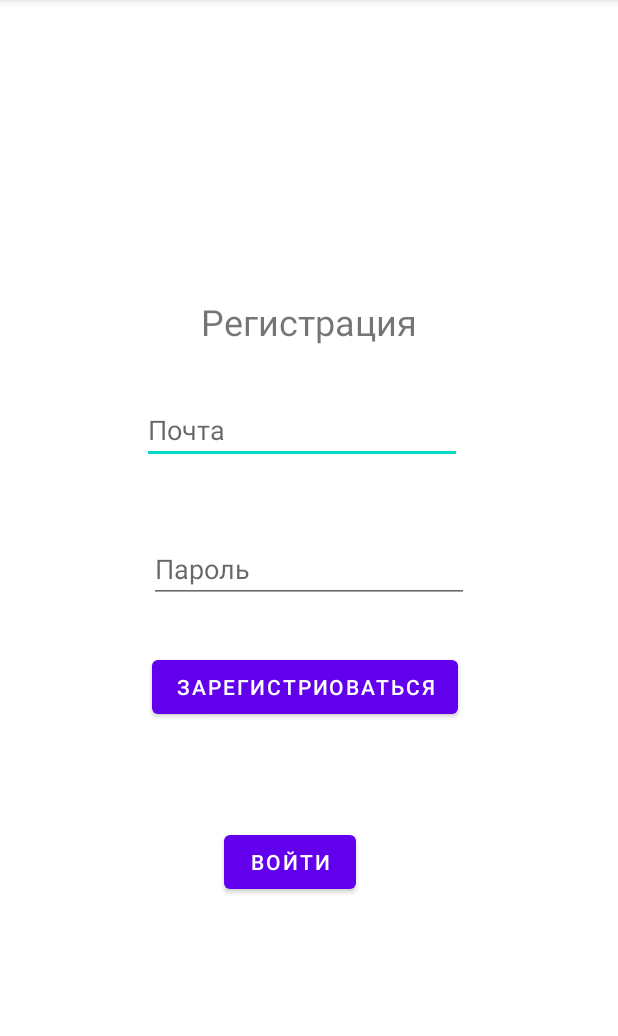
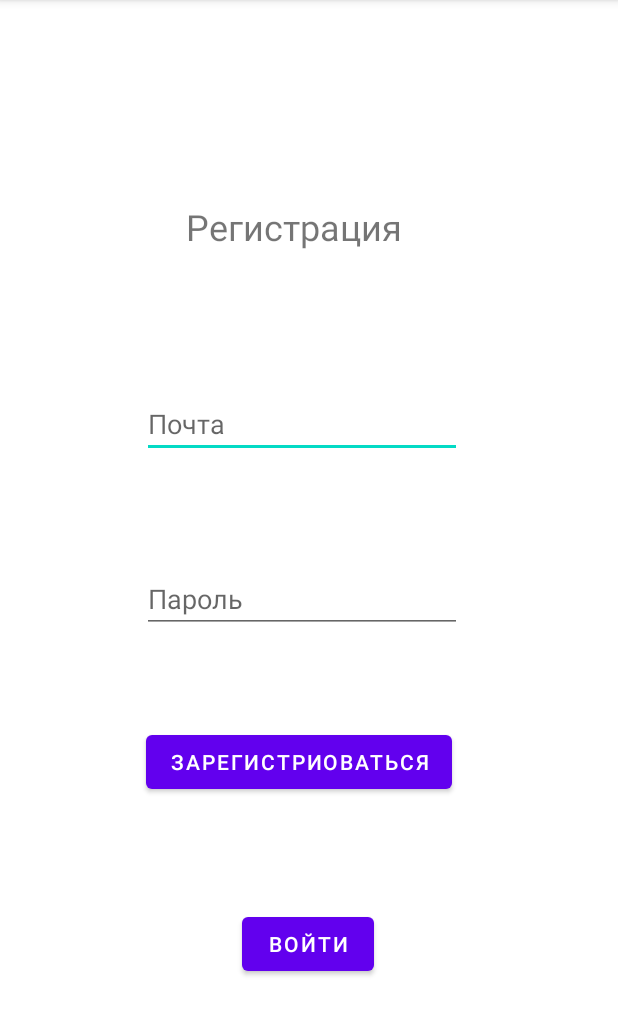
Before and after one commit to RimaMashiro/RimAndroidEng, an Android app: the fragment RegistrationFragment shown on its own in the app's theme, on a phone screen of 412 x 824 dp, the part 84-1120 px from its top. Run offline under Robolectric (Android 15) with nearby library versions, the phone set to English and light mode, and no system bars; 1 statement that could not run was skipped.

Commit message:
Registr Frag SingleLiveEvent

```diff
--- a/app/src/main/java/com/example/eng/ui/registration/RegistrationFragment.java
+++ b/app/src/main/java/com/example/eng/ui/registration/RegistrationFragment.java
@@ -71,12 +71,10 @@ public class RegistrationFragment extends Fragment {
             public void beforeTextChanged(CharSequence charSequence, int i, int i1, int i2) {
 
             }
-
             @Override
             public void onTextChanged(CharSequence charSequence, int i, int i1, int i2) {
 
             }
-
             @Override
             public void afterTextChanged(Editable editable) {
                 viewModel.onPasswordChanged(editable.toString());
@@ -85,7 +83,6 @@ public class RegistrationFragment extends Fragment {
     }
 
     private void initButtonRegister() {
-
         binding.buttonRegister.setOnClickListener(new View.OnClickListener() {
             @Override
             public void onClick(View view) {
@@ -95,7 +92,6 @@ public class RegistrationFragment extends Fragment {
     }
 
     private void initButtonGoToSign() {
-
         binding.buttonGoToSign.setOnClickListener(new View.OnClickListener() {
             @Override
             public void onClick(View view) {
@@ -110,7 +106,6 @@ public class RegistrationFragment extends Fragment {
             public void onChanged(Boolean aBoolean) {
                 if (aBoolean) {
                     Navigation.findNavController(binding.getRoot()).navigate(R.id.action_registrationFragment_to_signFragment);
-
                 }
             }
         });
--- a/app/src/main/java/com/example/eng/ui/registration/RegistrationViewModel.java
+++ b/app/src/main/java/com/example/eng/ui/registration/RegistrationViewModel.java
@@ -1,14 +1,15 @@
 package com.example.eng.ui.registration;
 
 import androidx.lifecycle.LiveData;
-import androidx.lifecycle.MutableLiveData;
 import androidx.lifecycle.ViewModel;
+
+import com.example.eng.util.SingleLiveEvent;
 
 public class RegistrationViewModel extends ViewModel {
     private String email;
     private  String password;
 
-    private MutableLiveData<Boolean> _navigationToSignFragment= new MutableLiveData<Boolean>(false) ;
+    private SingleLiveEvent<Boolean> _navigationToSignFragment= new SingleLiveEvent<>() ;
     LiveData<Boolean> navigationToSignFragment= _navigationToSignFragment ;
     public void onEmailChanged(String email){
         this.email=email;
--- a/app/src/main/res/layout/fragment_registration.xml
+++ b/app/src/main/res/layout/fragment_registration.xml
@@ -11,16 +11,15 @@
         android:layout_width="wrap_content"
         android:layout_height="wrap_content"
         android:layout_marginStart="177dp"
-        android:layout_marginTop="180dp"
         android:layout_marginEnd="177dp"
-        android:layout_marginBottom="532dp"
         android:text="@string/registration"
         android:textSize="24sp"
         app:layout_constraintBottom_toBottomOf="parent"
         app:layout_constraintEnd_toEndOf="parent"
+        app:layout_constraintHorizontal_bias="0.616"
         app:layout_constraintStart_toStartOf="parent"
         app:layout_constraintTop_toTopOf="parent"
-        app:layout_constraintVertical_bias="0.769" />
+        app:layout_constraintVertical_bias="0.183" />
 
     <EditText
         android:id="@+id/editTextEmail"
@@ -32,24 +31,24 @@
         app:layout_constraintBottom_toBottomOf="parent"
         app:layout_constraintEnd_toEndOf="parent"
 
-        app:layout_constraintHorizontal_bias="0.475"
+        app:layout_constraintHorizontal_bias="0.477"
         app:layout_constraintStart_toStartOf="parent"
         app:layout_constraintTop_toTopOf="parent"
-        app:layout_constraintVertical_bias="0.365" />
+        app:layout_constraintVertical_bias="0.36" />
 
     <EditText
         android:id="@+id/editTextPassword"
         android:layout_width="wrap_content"
         android:layout_height="wrap_content"
-        android:layout_marginBottom="366dp"
         android:ems="10"
         android:hint="@string/password"
         android:inputType="textPassword"
         app:layout_constraintBottom_toBottomOf="parent"
         app:layout_constraintEnd_toEndOf="parent"
+        app:layout_constraintHorizontal_bias="0.477"
         app:layout_constraintStart_toStartOf="parent"
-        app:layout_constraintTop_toBottomOf="@+id/textRegistration"
-        app:layout_constraintVertical_bias="1.0" />
+        app:layout_constraintTop_toTopOf="parent"
+        app:layout_constraintVertical_bias="0.521" />
 
     <Button
         android:id="@+id/buttonRegister"
@@ -60,10 +59,10 @@
         android:text="@string/register"
         app:layout_constraintBottom_toBottomOf="parent"
         app:layout_constraintEnd_toEndOf="parent"
-        app:layout_constraintHorizontal_bias="0.409"
+        app:layout_constraintHorizontal_bias="0.446"
         app:layout_constraintStart_toStartOf="parent"
         app:layout_constraintTop_toTopOf="parent"
-        app:layout_constraintVertical_bias="0.603" />
+        app:layout_constraintVertical_bias="0.672" />
 
     <Button
         android:id="@+id/buttonGoToSign"
@@ -72,8 +71,8 @@
         android:text="@string/sign"
         app:layout_constraintBottom_toBottomOf="parent"
         app:layout_constraintEnd_toEndOf="parent"
-        app:layout_constraintHorizontal_bias="0.46"
+        app:layout_constraintHorizontal_bias="0.498"
         app:layout_constraintStart_toStartOf="parent"
         app:layout_constraintTop_toBottomOf="@+id/editTextPassword"
-        app:layout_constraintVertical_bias="0.468" />
+        app:layout_constraintVertical_bias="0.616" />
 </androidx.constraintlayout.widget.ConstraintLayout>
```
